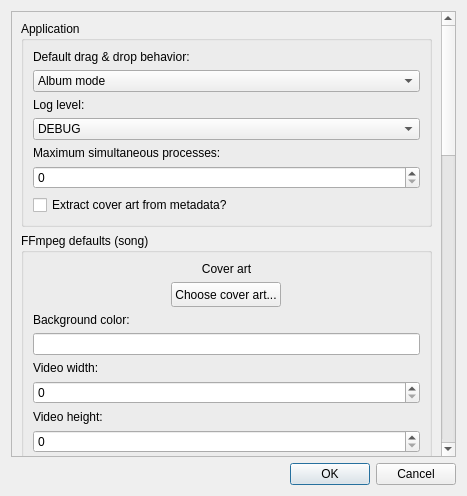
Before: the Qt Designer form ui/settingswindow.ui in 7x11x13/songs-to-youtube, drawn with Qt 5.
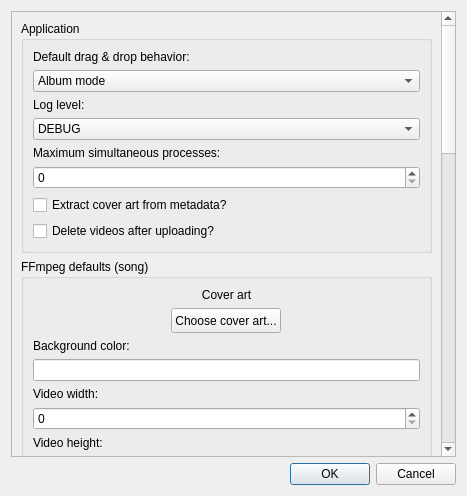
After: the same form once the commit is applied. Custom widgets are drawn as their Qt base class.

Commit message: Delete video files after uploading and add special ~{timestamps} key

The edit to the form file:
```diff
--- a/ui/settingswindow.ui
+++ b/ui/settingswindow.ui
@@ -54,9 +54,9 @@
       <property name="geometry">
        <rect>
         <x>0</x>
-        <y>-598</y>
+        <y>0</y>
         <width>433</width>
-        <height>1406</height>
+        <height>1431</height>
        </rect>
       </property>
       <property name="sizePolicy">
@@ -177,6 +177,13 @@
             </property>
            </widget>
           </item>
+          <item>
+           <widget class="SettingCheckBox" name="deleteAfterUploading">
+            <property name="text">
+             <string>Delete videos after uploading?</string>
+            </property>
+           </widget>
+          </item>
          </layout>
         </widget>
        </item>
```
The commit also changes 6 other files.
